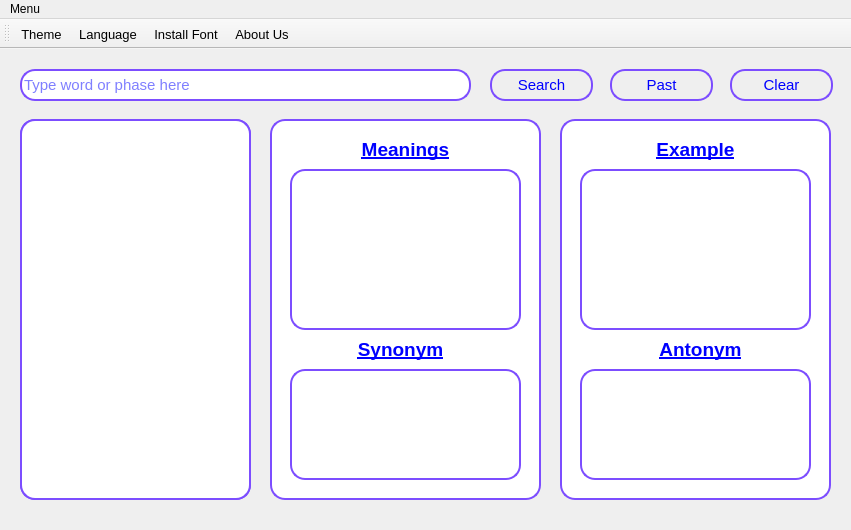
This is homewindow.ui in lioTauhid/QBangla-Dictionary as Qt 5 draws it before an edit. The edited form follows.
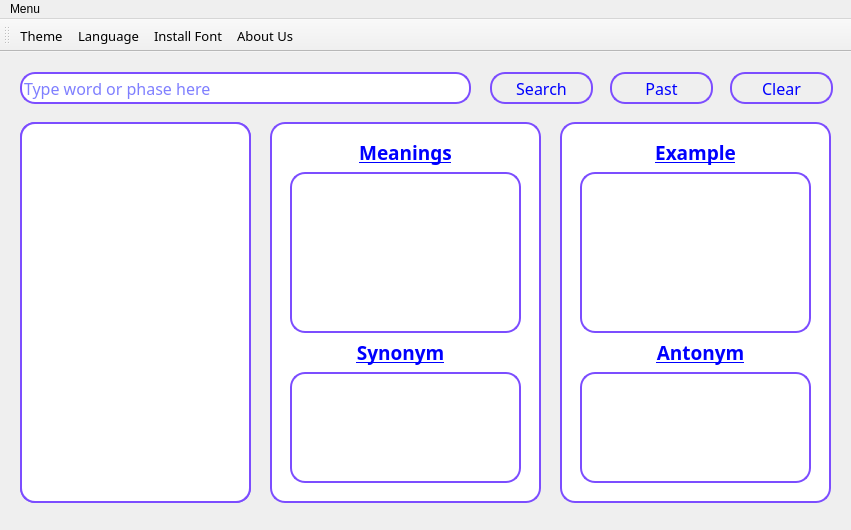
This is the edited form. Icons and pictures are not drawn.

Commit message: windows setup & font fix

The edit to the form file:
```diff
--- a/homewindow.ui
+++ b/homewindow.ui
@@ -73,7 +73,8 @@
     </property>
     <property name="font">
      <font>
-      <pointsize>11</pointsize>
+      <family>Kalpurush</family>
+      <pointsize>12</pointsize>
      </font>
     </property>
     <property name="styleSheet">
@@ -136,8 +137,8 @@
     </property>
     <property name="font">
      <font>
-      <family>MS Shell Dlg 2</family>
-      <pointsize>11</pointsize>
+      <family>Kalpurush</family>
+      <pointsize>12</pointsize>
      </font>
     </property>
     <property name="styleSheet">
@@ -199,7 +200,8 @@
     </property>
     <property name="font">
      <font>
-      <pointsize>11</pointsize>
+      <family>Kalpurush</family>
+      <pointsize>12</pointsize>
      </font>
     </property>
     <property name="styleSheet">
@@ -249,8 +251,8 @@
     </property>
     <property name="font">
      <font>
-      <family>MS Shell Dlg 2</family>
-      <pointsize>11</pointsize>
+      <family>Kalpurush</family>
+      <pointsize>12</pointsize>
      </font>
     </property>
     <property name="styleSheet">
@@ -315,7 +317,7 @@
      </property>
      <property name="font">
       <font>
-       <family>MS Shell Dlg 2</family>
+       <family>Kalpurush</family>
        <pointsize>14</pointsize>
        <weight>75</weight>
        <bold>true</bold>
@@ -374,7 +376,7 @@
      </property>
      <property name="font">
       <font>
-       <family>MS Shell Dlg 2</family>
+       <family>Kalpurush</family>
        <pointsize>14</pointsize>
        <weight>75</weight>
        <bold>true</bold>
@@ -452,7 +454,7 @@
      </property>
      <property name="font">
       <font>
-       <family>MS Shell Dlg 2</family>
+       <family>Kalpurush</family>
        <pointsize>14</pointsize>
        <weight>75</weight>
        <bold>true</bold>
@@ -485,7 +487,7 @@
      </property>
      <property name="font">
       <font>
-       <family>MS Shell Dlg 2</family>
+       <family>Kalpurush</family>
        <pointsize>14</pointsize>
        <weight>75</weight>
        <bold>true</bold>
@@ -719,6 +721,11 @@
    <property name="text">
     <string>Theme</string>
    </property>
+   <property name="font">
+    <font>
+     <family>Kalpurush</family>
+    </font>
+   </property>
   </action>
   <action name="actionLanguage">
    <property name="icon">
@@ -728,6 +735,11 @@
    <property name="text">
     <string>Language</string>
    </property>
+   <property name="font">
+    <font>
+     <family>Kalpurush</family>
+    </font>
+   </property>
   </action>
   <action name="actionAbout">
    <property name="icon">
@@ -737,6 +749,11 @@
    <property name="text">
     <string>About Us</string>
    </property>
+   <property name="font">
+    <font>
+     <family>Kalpurush</family>
+    </font>
+   </property>
   </action>
   <action name="actionFont_install">
    <property name="icon">
@@ -746,6 +763,11 @@
    <property name="text">
     <string>Install Font</string>
    </property>
+   <property name="font">
+    <font>
+     <family>Kalpurush</family>
+    </font>
+   </property>
   </action>
  </widget>
  <tabstops>
```
Left out of the diff: 7 changed lines with no effect on the pictures. The commit also changes 7 other files.
